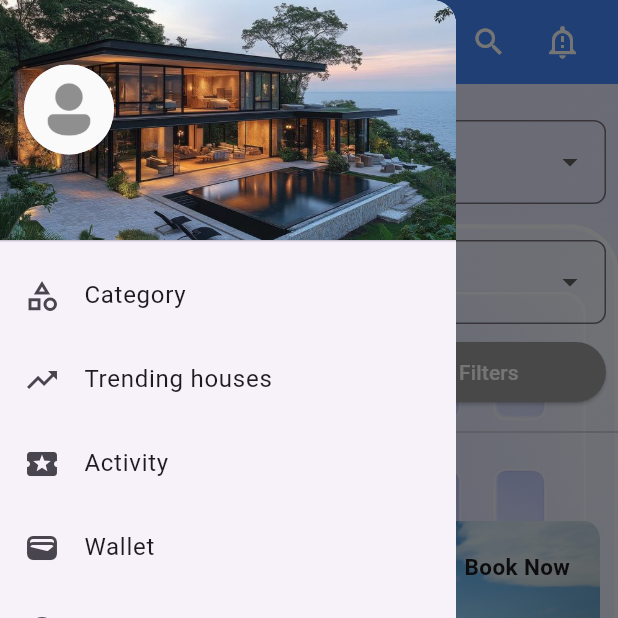
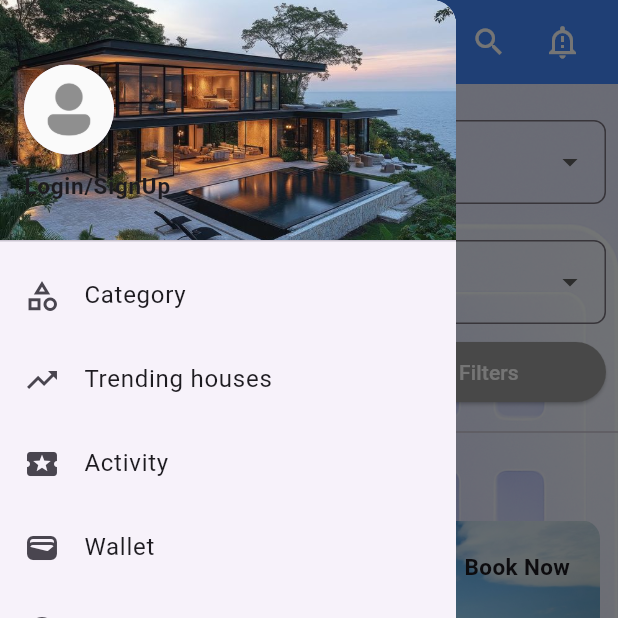
Before and after one commit to Naman9528/Real-Estate-App, a Flutter app: the screen it shows after launch, with the side drawer open, on a phone screen of 412 x 824 dp, the top half of it. Run offline on Flutter 3.47's test engine with Material 3 defaults, Android fonts, the phone set to English and light mode, and no system bars; our stand-ins replace flutter_staggered_animations.

Commit message:
Update main.dart

```diff
--- a/lib/main.dart
+++ b/lib/main.dart
@@ -241,6 +241,10 @@
                     radius: 30,
                     backgroundImage: AssetImage('assets/images/user.jpg'),
                   ),
+                   SizedBox(height: 10),
+                  Text('Login/SignUp',
+                    style: TextStyle(fontSize: 15, fontWeight: FontWeight.bold),
+                       ),
                 ],
               ),
             ),
```
